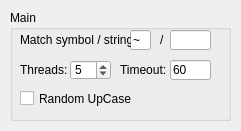
This is gui/main/preferences.ui in kaeso/enema as Qt 5 draws it before an edit. The edited form follows.
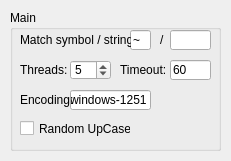
This is the edited form.

Commit message: improved openrowset plugin added encoding option in pereferences

The edit to the form file:
```diff
--- a/gui/main/preferences.ui
+++ b/gui/main/preferences.ui
@@ -6,20 +6,20 @@
    <rect>
     <x>0</x>
     <y>0</y>
-    <width>241</width>
-    <height>131</height>
+    <width>231</width>
+    <height>161</height>
    </rect>
   </property>
   <property name="minimumSize">
    <size>
-    <width>241</width>
-    <height>131</height>
+    <width>231</width>
+    <height>161</height>
    </size>
   </property>
   <property name="maximumSize">
    <size>
-    <width>241</width>
-    <height>131</height>
+    <width>231</width>
+    <height>161</height>
    </size>
   </property>
   <property name="windowTitle">
@@ -30,8 +30,8 @@
     <rect>
      <x>10</x>
      <y>10</y>
-     <width>221</width>
-     <height>111</height>
+     <width>211</width>
+     <height>141</height>
     </rect>
    </property>
    <property name="title">
@@ -154,8 +154,8 @@
     <property name="geometry">
      <rect>
       <x>10</x>
-      <y>80</y>
-      <width>131</width>
+      <y>110</y>
+      <width>111</width>
       <height>17</height>
      </rect>
     </property>
@@ -163,6 +163,32 @@
      <string>Random UpCase</string>
     </property>
    </widget>
+   <widget class="QLineEdit" name="lineEncoding">
+    <property name="geometry">
+     <rect>
+      <x>60</x>
+      <y>80</y>
+      <width>81</width>
+      <height>20</height>
+     </rect>
+    </property>
+    <property name="text">
+     <string>windows-1251</string>
+    </property>
+   </widget>
+   <widget class="QLabel" name="label_7">
+    <property name="geometry">
+     <rect>
+      <x>10</x>
+      <y>80</y>
+      <width>61</width>
+      <height>20</height>
+     </rect>
+    </property>
+    <property name="text">
+     <string>Encoding:</string>
+    </property>
+   </widget>
   </widget>
  </widget>
  <resources/>
```
The commit also changes 10 other files.
